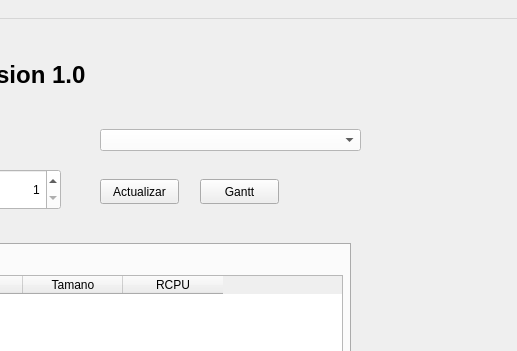
Qt form apps/ui/principal.ui (AlejandroFNadal/SistOp2019) before a commit; both pictures show x 730 to 1247 and y 0 to 351 of the 1247 by 723 pixel window.
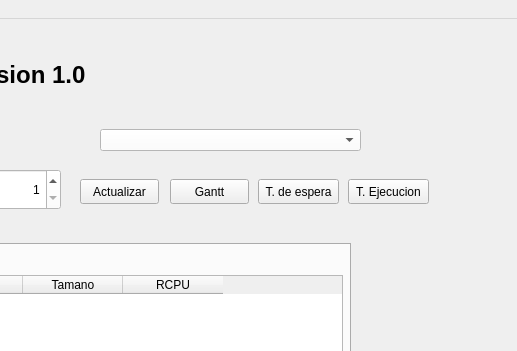
The same form after that commit.

Commit message: tiempo espera tienpo ejecucion ventanas

The edit to the form file:
```diff
--- a/apps/ui/principal.ui
+++ b/apps/ui/principal.ui
@@ -316,7 +316,7 @@
    <widget class="QPushButton" name="pushButton">
     <property name="geometry">
      <rect>
-      <x>830</x>
+      <x>810</x>
       <y>160</y>
       <width>79</width>
       <height>25</height>
@@ -329,7 +329,7 @@
    <widget class="QPushButton" name="btn_gantt">
     <property name="geometry">
      <rect>
-      <x>930</x>
+      <x>900</x>
       <y>160</y>
       <width>79</width>
       <height>25</height>
@@ -386,6 +386,32 @@
 &lt;p style=&quot; margin-top:0px; margin-bottom:0px; margin-left:0px; margin-right:0px; -qt-block-indent:0; text-indent:0px;&quot;&gt;&lt;span style=&quot; font-size:7pt; font-weight:600;&quot;&gt;Profesores:&lt;/span&gt;&lt;span style=&quot; font-size:7pt;&quot;&gt; Cuenca Pletsch, Liliana; Ristoff, Alberto&lt;/span&gt;&lt;/p&gt;&lt;/body&gt;&lt;/html&gt;</string>
     </property>
    </widget>
+   <widget class="QPushButton" name="btn_estadistica1">
+    <property name="geometry">
+     <rect>
+      <x>988</x>
+      <y>160</y>
+      <width>81</width>
+      <height>25</height>
+     </rect>
+    </property>
+    <property name="text">
+     <string>T. de espera</string>
+    </property>
+   </widget>
+   <widget class="QPushButton" name="btn_estadistica2">
+    <property name="geometry">
+     <rect>
+      <x>1078</x>
+      <y>160</y>
+      <width>81</width>
+      <height>25</height>
+     </rect>
+    </property>
+    <property name="text">
+     <string>T. Ejecucion</string>
+    </property>
+   </widget>
   </widget>
   <widget class="QMenuBar" name="menubar">
    <property name="geometry">
```
The commit also changes 8 other files.
